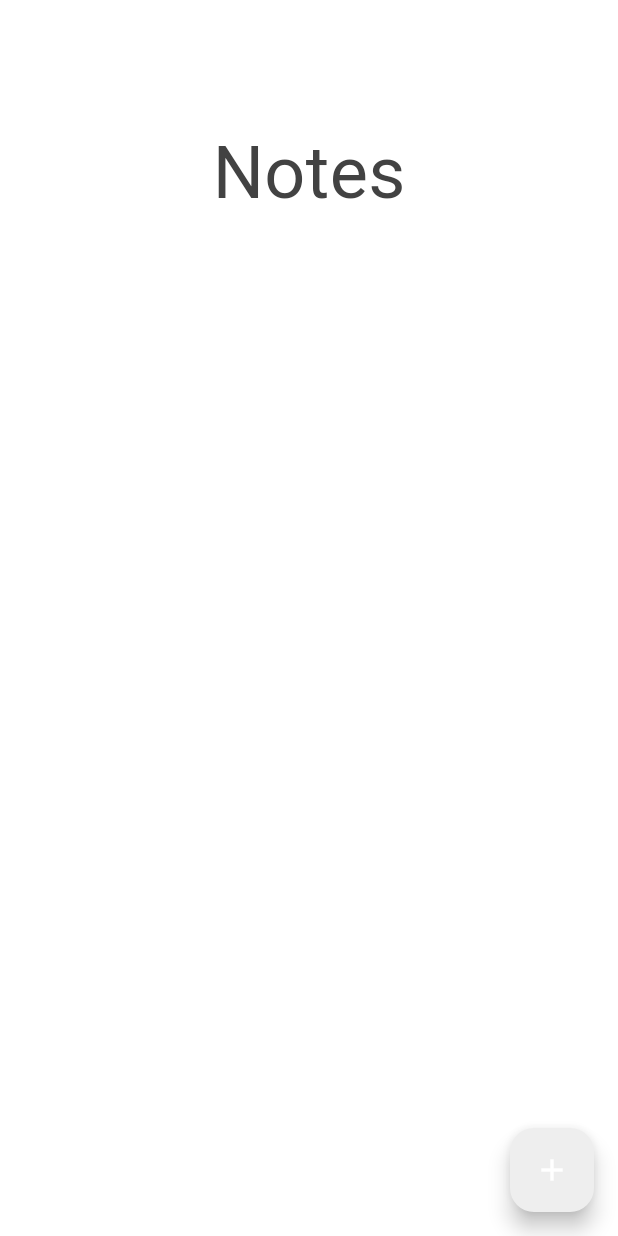
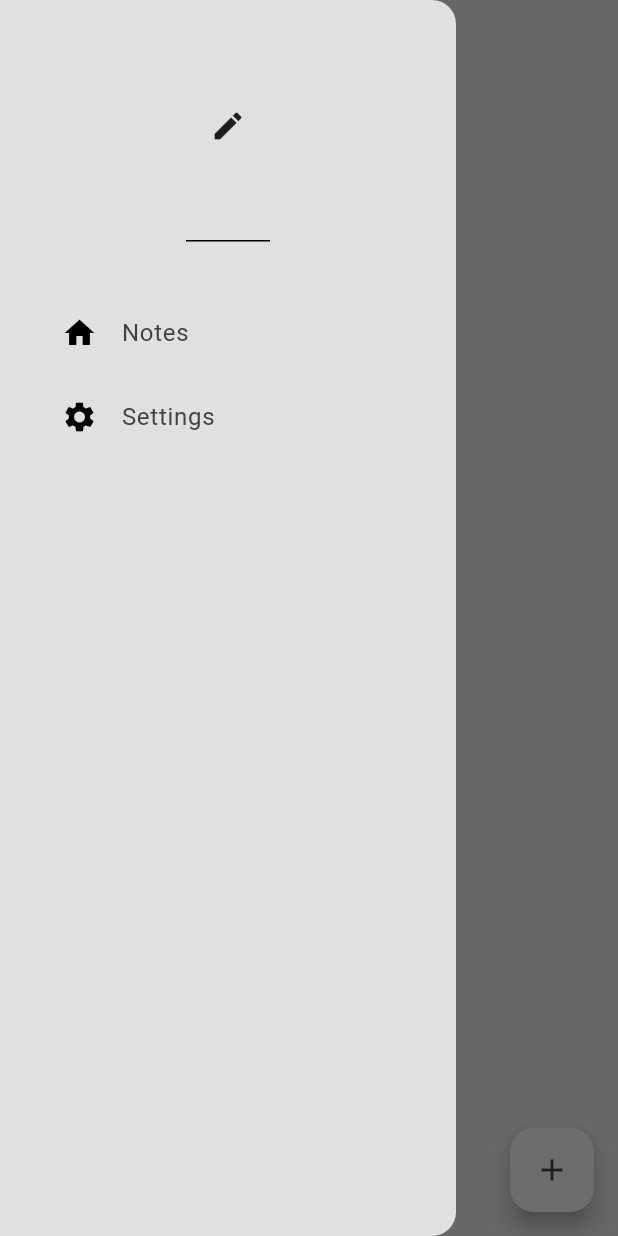
Before and after one commit to EnricoGollner/MinimalNotes, a Flutter app: the NotesPage screen opened directly, with the side drawer open (before the commit the screen has no drawer), on a phone screen of 412 x 824 dp. Run offline on Flutter 3.47's test engine with Material 3 defaults, Android fonts, the phone set to English and light mode, and no system bars; our stand-ins replace google_fonts, isar, popover; accounts and stored records are empty; generated files the repository leaves out were written again; statements that could not run were skipped.

Commit message:
Fixing notifier of listenners and finishing basic functions

```diff
--- /dev/null
+++ b/minimal_notes_app/lib/app/shared/components/custom_drawer.dart
@@ -0,0 +1,41 @@
+import 'package:flutter/material.dart';
+import 'package:minimal_notes_app/app/pages/notes_page.dart';
+import 'package:minimal_notes_app/app/pages/settings_page.dart';
+import 'package:minimal_notes_app/app/shared/components/drawer_tile.dart';
+
+class CustomDrawer extends StatelessWidget {
+  const CustomDrawer({super.key});
+
+  @override
+  Widget build(BuildContext context) {
+    return Drawer(
+      backgroundColor: Theme.of(context).colorScheme.background,
+      child: Column(
+        children: [
+          const DrawerHeader(
+            child: Icon(Icons.edit),
+          ),
+          const SizedBox(height: 25),
+          DrawerTile(
+            title: 'Notes',
+            leading: const Icon(Icons.home),
+            onTap: () => Navigator.pushReplacement(context, MaterialPageRoute(builder: (context) => const NotesPage(),)),
+          ),
+          DrawerTile(
+            title: 'Settings',
+            leading: const Icon(Icons.settings),
+            onTap: () {
+              Navigator.pop(context);
+              Navigator.pushReplacement(
+                context,
+                MaterialPageRoute(
+                  builder: (context) => const SettingsPage(),
+                ),
+              );
+            },
+          )
+        ],
+      ),
+    );
+  }
+}
--- /dev/null
+++ b/minimal_notes_app/lib/app/shared/components/drawer_tile.dart
@@ -0,0 +1,25 @@
+import 'package:flutter/material.dart';
+
+class DrawerTile extends StatelessWidget {
+  final String title;
+  final Widget leading;
+  final void Function()? onTap;
+
+  const DrawerTile({super.key, required this.title, required this.leading, this.onTap});
+
+  @override
+  Widget build(BuildContext context) {
+    return Padding(
+      padding: const EdgeInsets.only(left: 25),
+      child: ListTile(
+        title: Text(
+            title,
+            style: TextStyle(color: Theme.of(context).colorScheme.inversePrimary
+          ),
+        ),
+        leading: leading,
+        onTap: onTap,
+      ),
+    );
+  }
+}
--- /dev/null
+++ b/minimal_notes_app/lib/app/shared/theme/theme.dart
@@ -0,0 +1,24 @@
+import 'package:flutter/material.dart';
+import 'package:minimal_notes_app/app/shared/theme/app_colors.dart';
+
+ThemeData lightMode = ThemeData(
+  useMaterial3: true,
+  brightness: Brightness.light,
+  colorScheme: ColorScheme.light(
+    background: colorBackgroundLight,
+    primary: colorPrimaryLight,
+    secondary: colorSecondaryLight,
+    inversePrimary: colorInversePrimaryLight
+  )
+);
+
+ThemeData darkMode = ThemeData(
+  useMaterial3: true,
+  brightness: Brightness.dark,
+  colorScheme: ColorScheme.dark(
+    background: colorBackgroundDark,
+    primary: colorPrimaryDark,
+    secondary: colorSecondaryDark,
+    inversePrimary: colorInversePrimaryDark,
+  )
+);
--- a/minimal_notes_app/lib/app/theme/theme_provider.dart
+++ b/minimal_notes_app/lib/app/shared/theme/theme_provider.dart
@@ -1,6 +1,6 @@
 
 import 'package:flutter/material.dart';
-import 'package:minimal_notes_app/app/theme/theme.dart';
+import 'package:minimal_notes_app/app/shared/theme/theme.dart';
 
 class ThemeProvider with ChangeNotifier {
   ThemeData _themeData = lightMode;
@@ -14,6 +14,6 @@ class ThemeProvider with ChangeNotifier {
   }
 
   void toggleTheme() {
-    _themeData = _themeData == lightMode ? darkMode : lightMode;
+    themeData = _themeData == lightMode ? darkMode : lightMode;  // using setter of theme data that notifies listenners
   }
 }
--- a/minimal_notes_app/lib/app/theme/theme.dart
+++ /dev/null
@@ -1,21 +0,0 @@
-import 'package:flutter/material.dart';
-
-ThemeData lightMode = ThemeData(
-  brightness: Brightness.light,
-  colorScheme: ColorScheme.light(
-    background: Colors.grey.shade300,
-    primary: Colors.grey.shade200,
-    secondary: Colors.grey.shade400,
-    inversePrimary: Colors.grey.shade800
-  )
-);
-
-ThemeData darkMode = ThemeData(
-  brightness: Brightness.dark,
-  colorScheme: ColorScheme.dark(
-    background: Colors.grey.shade900,
-    primary: Colors.grey.shade800,
-    secondary: Colors.grey.shade700,
-    inversePrimary: Colors.grey.shade300
-  )
-);
--- a/minimal_notes_app/lib/main.dart
+++ b/minimal_notes_app/lib/main.dart
@@ -1,6 +1,6 @@
 import 'package:flutter/material.dart';
 import 'package:minimal_notes_app/app/models/note_repository.dart';
-import 'package:minimal_notes_app/app/theme/theme_provider.dart';
+import 'package:minimal_notes_app/app/shared/theme/theme_provider.dart';
 import 'package:minimal_notes_app/main_app.dart';
 import 'package:provider/provider.dart';
 
@@ -12,7 +12,7 @@ void main() async {
   runApp(
     MultiProvider(
     providers: [
-      ChangeNotifierProvider(create: (_) => NotesRepository()),
+      // ChangeNotifierProvider(create: (_) => NotesRepository()),
       ChangeNotifierProvider(create: (_) => ThemeProvider())
     ],
     child: const MainApp(),
--- a/minimal_notes_app/lib/main_app.dart
+++ b/minimal_notes_app/lib/main_app.dart
@@ -1,6 +1,6 @@
 import 'package:flutter/material.dart';
 import 'package:minimal_notes_app/app/pages/notes_page.dart';
-import 'package:minimal_notes_app/app/theme/theme_provider.dart';
+import 'package:minimal_notes_app/app/shared/theme/theme_provider.dart';
 import 'package:provider/provider.dart';
 
 class MainApp extends StatelessWidget {
@@ -9,6 +9,7 @@ class MainApp extends StatelessWidget {
   @override
   Widget build(BuildContext context) {
     return MaterialApp(
+      debugShowCheckedModeBanner: false,
       theme: Provider.of<ThemeProvider>(context).themeData,
       home: const NotesPage(),
     );
--- a/minimal_notes_app/pubspec.yaml
+++ b/minimal_notes_app/pubspec.yaml
@@ -13,6 +13,7 @@ dependencies:
   isar: ^3.1.0+1
   isar_flutter_libs: ^3.1.0+1
   path_provider: ^2.1.1
+  popover: ^0.2.9
   provider: ^6.1.1
 
 dev_dependencies:
```
Also changed, not shown: minimal_notes_app/lib/app/models/note_repository.dart (+4 -5 lines), minimal_notes_app/lib/app/pages/notes_page.dart (+39 -47 lines), minimal_notes_app/lib/app/pages/settings_page.dart (added, +43 -0 lines), minimal_notes_app/lib/app/shared/components/custom_alert_dialog.dart (added, +33 -0 lines), minimal_notes_app/lib/app/shared/components/note_settings.dart (added, +58 -0 lines), minimal_notes_app/lib/app/shared/components/note_tile.dart (added, +43 -0 lines), minimal_notes_app/lib/app/shared/theme/app_colors.dart (added, +13 -0 lines).
